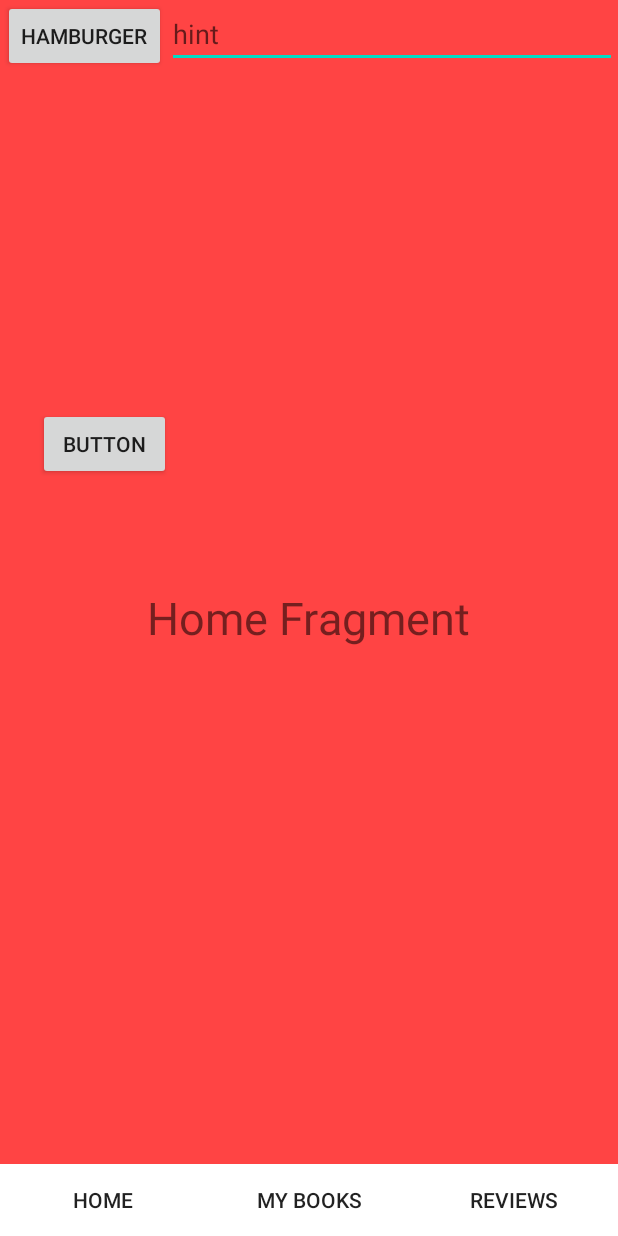
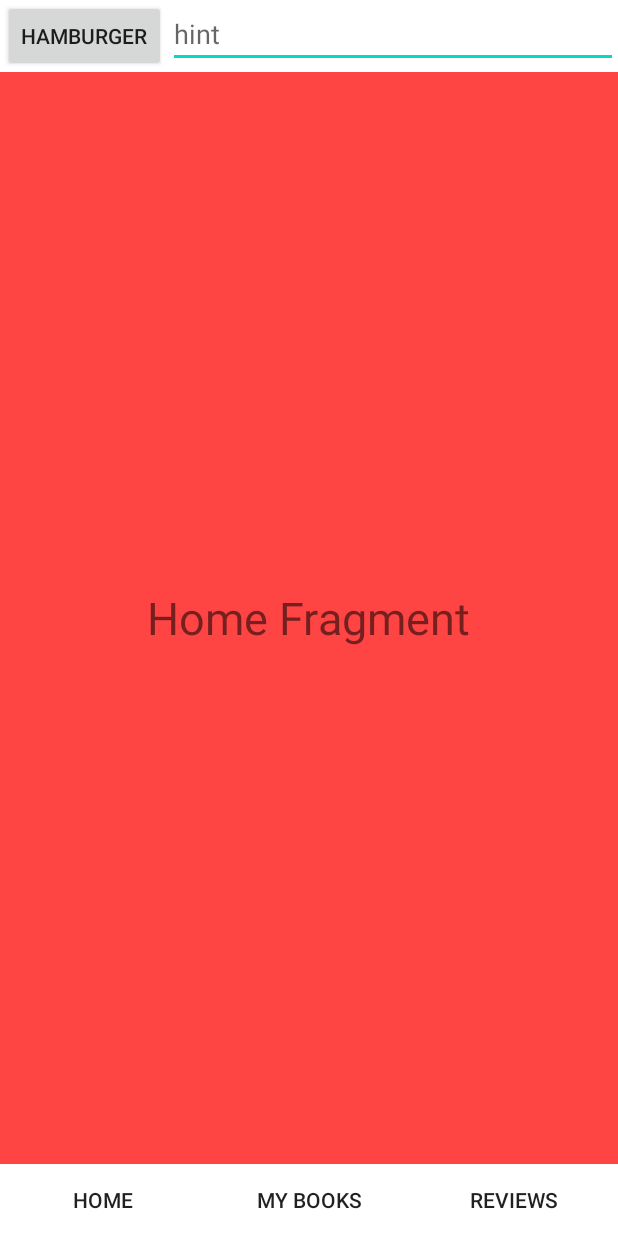
Before and after one commit to Puh00/Bookly, an Android app: the screen it shows after launch (MainActivity), on a phone screen of 412 x 824 dp. Run offline under Robolectric (Android 15) with nearby library versions, the phone set to English and light mode, and no system bars; our stand-ins replace data binding, navigation-ui.

Commit message:
White background for appbar

```diff
--- a/app/src/main/java/com/example/bookly/HomeFragment.kt
+++ b/app/src/main/java/com/example/bookly/HomeFragment.kt
@@ -31,11 +31,6 @@ class HomeFragment : Fragment() {
             view.findNavController().navigate(R.id.action_homeFragment_to_myReviewsFragment)
         }
 
-        val tempButton: Button = binding.tempoBtn
-        tempButton.setOnClickListener {
-            (activity as MainActivity?)?.openDrawer()
-        }
-
         val PekoraISGod: Button = binding.titlebar.hamburgerBtn
         PekoraISGod.setOnClickListener {             (activity as MainActivity?)?.openDrawer()
         }
--- a/app/src/main/res/layout/appbar.xml
+++ b/app/src/main/res/layout/appbar.xml
@@ -6,16 +6,10 @@
     android:layout_width="match_parent"
     android:layout_height="match_parent">
 
-    <Button
-        android:id="@+id/hamburgerBtn"
-        android:layout_width="wrap_content"
+    <androidx.constraintlayout.widget.ConstraintLayout
+        android:layout_width="match_parent"
         android:layout_height="wrap_content"
-        android:text="Hamburger"
-        app:layout_constraintBottom_toBottomOf="parent"
-        app:layout_constraintEnd_toStartOf="@+id/textInputLayout"
-        app:layout_constraintStart_toStartOf="parent"
-        app:layout_constraintTop_toTopOf="parent"
-        app:layout_constraintVertical_bias="0.0" />
+        android:background="@android:color/white">
 
         <com.google.android.material.textfield.TextInputLayout
             android:id="@+id/textInputLayout"
@@ -35,7 +29,19 @@
             android:hint="hint"
             app:layout_constraintBottom_toBottomOf="parent"
             app:layout_constraintEnd_toEndOf="parent"
-        app:layout_constraintStart_toEndOf="@+id/hamburgerBtn"
+            app:layout_constraintTop_toTopOf="parent"
+            app:layout_constraintVertical_bias="0.0" />
+
+        <Button
+            android:id="@+id/hamburgerBtn"
+            android:layout_width="wrap_content"
+            android:layout_height="wrap_content"
+            android:text="Hamburger"
+            app:layout_constraintBottom_toBottomOf="parent"
+            app:layout_constraintEnd_toStartOf="@+id/textInputLayout"
+            app:layout_constraintStart_toStartOf="parent"
             app:layout_constraintTop_toTopOf="parent"
             app:layout_constraintVertical_bias="0.0" />
     </androidx.constraintlayout.widget.ConstraintLayout>
+
+</androidx.constraintlayout.widget.ConstraintLayout>
--- a/app/src/main/res/layout/fragment_home.xml
+++ b/app/src/main/res/layout/fragment_home.xml
@@ -6,7 +6,8 @@
     android:layout_width="match_parent" android:layout_height="match_parent"
     android:background="@android:color/holo_red_light">
 
-    <include    android:id="@+id/titlebar"
+    <include
+        android:id="@+id/titlebar"
         android:layout_height="match_parent"
         android:layout_width="match_parent"
         layout="@layout/appbar"
@@ -64,19 +65,6 @@
         android:textSize="30sp"
         android:layout_centerInParent="true"/>
 
-    <Button
-        android:id="@+id/tempoBtn"
-        android:layout_width="wrap_content"
-        android:layout_height="wrap_content"
-        android:layout_alignParentStart="true"
-        android:layout_alignParentEnd="true"
-        android:layout_alignParentBottom="true"
-        android:layout_marginStart="25dp"
-        android:layout_marginEnd="298dp"
-        android:layout_marginBottom="504dp"
-        android:onClick="test"
-        android:text="Button" />
-
 
 </RelativeLayout>
 </layout>
```
Lines whose indentation alone changed are shown as unchanged.
